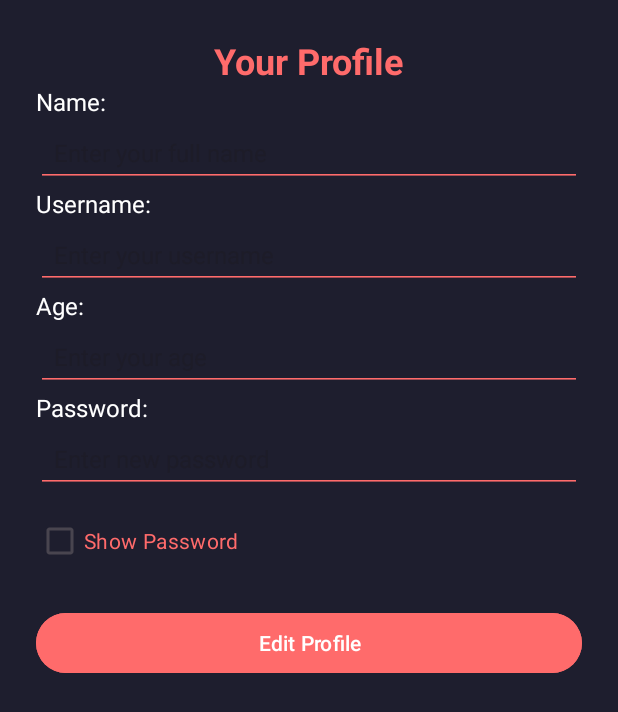
After one commit to Siri2K/Smart-Alarm-Clock-Kit-Capstone, an Android app: the ProfileActivity screen opened directly, with no data from a screen before it, on a phone screen of 412 x 824 dp. The commit adds this screen. Shown: the top 712 px of the screen. Run offline under Robolectric (Android 15) with nearby library versions, the phone set to English and light mode, and no system bars; 6 statements that could not run were skipped.

Commit message:
Made Profile Page

```diff
--- a/Android/app/src/main/AndroidManifest.xml
+++ b/Android/app/src/main/AndroidManifest.xml
@@ -37,6 +37,8 @@
         <activity android:name="com.example.sack.HomePage" />
         <activity android:name="com.example.sack.ResetPwd" />
         <activity android:name="com.example.sack.ConnectToDevice" />
-        <activity android:name="com.example.sack.AlarmList" />
+        <activity android:name="com.example.sack.AlarmSetPage" />
+        <activity android:name="com.example.sack.TimeSetPage" />
+        <activity android:name="com.example.sack.ProfileActivity" />
     </application>
 </manifest>
--- /dev/null
+++ b/Android/app/src/main/java/com/example/sack/ProfileActivity.java
@@ -0,0 +1,161 @@
+package com.example.sack;
+
+import android.content.Intent;
+import android.os.Bundle;
+import android.text.InputType;
+import android.view.View;
+import android.widget.Button;
+import android.widget.CheckBox;
+import android.widget.EditText;
+import android.widget.Toast;
+
+import androidx.appcompat.app.AlertDialog;
+import androidx.appcompat.app.AppCompatActivity;
+
+public class ProfileActivity extends AppCompatActivity {
+    private EditText etFullName, etUsername, etAge, etPassword;
+    private Button btnEditProfile, btnSaveChanges, btnCancelEdit;
+    private CheckBox cbShowPassword;
+    private DatabaseHelper dbHelper;
+    private int userId;
+    private String securityQuestion, securityAnswer;
+    private String originalFullName, originalUsername, originalAge, originalPassword; // Store original values
+
+    @Override
+    protected void onCreate(Bundle savedInstanceState) {
+        super.onCreate(savedInstanceState);
+        setContentView(R.layout.profileactivity);
+
+        dbHelper = new DatabaseHelper(this);
+
+        // Retrieve logged-in user
+        String username = getIntent().getStringExtra("USERNAME");
+        userId = dbHelper.getUserIdByUsername(username);
+
+        // Initialize UI elements
+        etFullName = findViewById(R.id.et_full_name);
+        etUsername = findViewById(R.id.et_username);
+        etAge = findViewById(R.id.et_age);
+        etPassword = findViewById(R.id.et_password);
+        btnEditProfile = findViewById(R.id.btn_edit_profile);
+        btnSaveChanges = findViewById(R.id.btn_save_changes);
+        btnCancelEdit = findViewById(R.id.btn_cancel_edit);
+        cbShowPassword = findViewById(R.id.cb_show_password);
+
+        // Load user details
+        loadUserProfile(username);
+
+        // Disable editing initially
+        setEditingEnabled(false);
+
+        // Show/Hide password functionality
+        cbShowPassword.setOnCheckedChangeListener((buttonView, isChecked) -> {
+            if (isChecked) {
+                etPassword.setInputType(InputType.TYPE_TEXT_VARIATION_VISIBLE_PASSWORD);
+            } else {
+                etPassword.setInputType(InputType.TYPE_CLASS_TEXT | InputType.TYPE_TEXT_VARIATION_PASSWORD);
+            }
+            etPassword.setSelection(etPassword.getText().length()); // Keep cursor at end
+        });
+
+        // Edit profile button enables editing
+        btnEditProfile.setOnClickListener(v -> enableEditing());
+
+        // Save changes after security question verification
+        btnSaveChanges.setOnClickListener(v -> promptSecurityQuestion());
+
+        // Cancel button resets fields and disables editing
+        btnCancelEdit.setOnClickListener(v -> cancelEditing());
+    }
+
+    private void loadUserProfile(String username) {
+        UserModel user = dbHelper.getUserProfile(username);
+        if (user != null) {
+            originalFullName = user.getFullName();
+            originalUsername = user.getUsername();
+            originalAge = String.valueOf(user.getAge());
+            originalPassword = user.getPassword();
+
+            etFullName.setText(originalFullName);
+            etUsername.setText(originalUsername);
+            etAge.setText(originalAge);
+            etPassword.setText(originalPassword); // Initially hidden
+            securityQuestion = user.getSecurityQuestion();
+            securityAnswer = user.getSecurityAnswer();
+        }
+    }
+
+    private void enableEditing() {
+        etFullName.setEnabled(true);
+        etUsername.setEnabled(true);
+        etAge.setEnabled(true);
+        etPassword.setEnabled(true);
+
+        btnEditProfile.setVisibility(View.GONE);
+        btnSaveChanges.setVisibility(View.VISIBLE);
+        btnCancelEdit.setVisibility(View.VISIBLE);
+    }
+
+    private void setEditingEnabled(boolean enabled) {
+        etFullName.setEnabled(enabled);
+        etUsername.setEnabled(enabled);
+        etAge.setEnabled(enabled);
+        etPassword.setEnabled(enabled);
+
+        if (!enabled) {
+            btnSaveChanges.setVisibility(View.GONE);
+            btnCancelEdit.setVisibility(View.GONE);
+            btnEditProfile.setVisibility(View.VISIBLE);
+        }
+    }
+
+    private void cancelEditing() {
+        etFullName.setText(originalFullName);
+        etUsername.setText(originalUsername);
+        etAge.setText(originalAge);
+        etPassword.setText(originalPassword);
+
+        setEditingEnabled(false);
+    }
+
+    private void promptSecurityQuestion() {
+        AlertDialog.Builder builder = new AlertDialog.Builder(this);
+        builder.setTitle("Security Verification");
+
+        // Input field for the security answer
+        final EditText input = new EditText(this);
+        input.setHint(securityQuestion);
+        builder.setView(input);
+
+        builder.setPositiveButton("Verify", (dialog, which) -> {
+            String answer = input.getText().toString().trim();
+            if (answer.equalsIgnoreCase(securityAnswer)) {
+                updateProfile();
+            } else {
+                Toast.makeText(this, "Incorrect security answer!", Toast.LENGTH_SHORT).show();
+            }
+        });
+
+        builder.setNegativeButton("Cancel", (dialog, which) -> dialog.cancel());
+        builder.show();
+    }
+
+    private void updateProfile() {
+        String fullName = etFullName.getText().toString().trim();
+        String username = etUsername.getText().toString().trim();
+        String age = etAge.getText().toString().trim();
+        String password = etPassword.getText().toString().trim();
+
+        if (dbHelper.updateUserProfile(userId, fullName, username, Integer.parseInt(age), password)) {
+            Toast.makeText(this, "Profile updated successfully!", Toast.LENGTH_SHORT).show();
+            // Update stored values after saving
+            originalFullName = fullName;
+            originalUsername = username;
+            originalAge = age;
+            originalPassword = password;
+            setEditingEnabled(false);
+        } else {
+            Toast.makeText(this, "Failed to update profile!", Toast.LENGTH_SHORT).show();
+        }
+    }
+}
--- /dev/null
+++ b/Android/app/src/main/res/drawable/switch_track_selector.xml
@@ -0,0 +1,5 @@
+<?xml version="1.0" encoding="utf-8"?>
+<selector xmlns:android="http://schemas.android.com/apk/res/android">
+    <item android:color="#FF6B6B" android:state_checked="true"/> <!-- Red when ON -->
+    <item android:color="#FFFFFF"/> <!-- White when OFF -->
+</selector>
--- a/Android/app/src/main/res/layout/alarm_item.xml
+++ b/Android/app/src/main/res/layout/alarm_item.xml
@@ -38,9 +38,9 @@
         android:id="@+id/switch_alarm"
         android:layout_width="wrap_content"
         android:layout_height="wrap_content"
+        android:trackTint="@drawable/switch_track_selector"
+        android:thumbTint="@drawable/switch_track_selector"
         android:checked="true"
-        android:thumbTint="@color/white"
-        android:trackTint="@color/black"
         app:layout_constraintEnd_toEndOf="parent"
         app:layout_constraintTop_toTopOf="parent"
         app:layout_constraintBottom_toBottomOf="parent"/>
--- a/Android/app/src/main/res/layout/alarmlist.xml
+++ /dev/null
@@ -1,6 +0,0 @@
-<?xml version="1.0" encoding="utf-8"?>
-<androidx.constraintlayout.widget.ConstraintLayout xmlns:android="http://schemas.android.com/apk/res/android"
-    android:layout_width="match_parent"
-    android:layout_height="match_parent">
-
-</androidx.constraintlayout.widget.ConstraintLayout>
--- /dev/null
+++ b/Android/app/src/main/res/layout/profileactivity.xml
@@ -0,0 +1,185 @@
+<?xml version="1.0" encoding="utf-8"?>
+<androidx.constraintlayout.widget.ConstraintLayout
+    xmlns:android="http://schemas.android.com/apk/res/android"
+    xmlns:app="http://schemas.android.com/apk/res-auto"
+    android:layout_width="match_parent"
+    android:layout_height="match_parent"
+    android:background="#1E1E2E"
+    android:padding="24dp">
+
+    <!-- Profile Title -->
+    <TextView
+        android:id="@+id/tv_profile_title"
+        android:layout_width="wrap_content"
+        android:layout_height="wrap_content"
+        android:text="Your Profile"
+        android:textColor="#FF6B6B"
+        android:textSize="24sp"
+        android:textStyle="bold"
+        app:layout_constraintTop_toTopOf="parent"
+        app:layout_constraintStart_toStartOf="parent"
+        app:layout_constraintEnd_toEndOf="parent"
+        android:layout_marginBottom="20dp"/>
+
+    <!-- Name Label -->
+    <TextView
+        android:id="@+id/tv_name_label"
+        android:layout_width="wrap_content"
+        android:layout_height="wrap_content"
+        android:text="Name:"
+        android:textColor="#FFFFFF"
+        android:textSize="16sp"
+        app:layout_constraintTop_toBottomOf="@id/tv_profile_title"
+        app:layout_constraintStart_toStartOf="parent"/>
+
+    <!-- Name Input -->
+    <EditText
+        android:id="@+id/et_full_name"
+        android:layout_width="0dp"
+        android:layout_height="wrap_content"
+        android:textColor="#FFFFFF"
+        android:backgroundTint="#FF6B6B"
+        android:hint="Enter your full name"
+        android:padding="12dp"
+        android:textSize="16sp"
+        android:enabled="false"
+        app:layout_constraintTop_toBottomOf="@id/tv_name_label"
+        app:layout_constraintStart_toStartOf="parent"
+        app:layout_constraintEnd_toEndOf="parent"
+        android:layout_marginBottom="16dp"/>
+
+    <!-- Username Label -->
+    <TextView
+        android:id="@+id/tv_username_label"
+        android:layout_width="wrap_content"
+        android:layout_height="wrap_content"
+        android:text="Username:"
+        android:textColor="#FFFFFF"
+        android:textSize="16sp"
+        app:layout_constraintTop_toBottomOf="@id/et_full_name"
+        app:layout_constraintStart_toStartOf="parent"/>
+
+    <!-- Username Input -->
+    <EditText
+        android:id="@+id/et_username"
+        android:layout_width="0dp"
+        android:layout_height="wrap_content"
+        android:textColor="#FFFFFF"
+        android:backgroundTint="#FF6B6B"
+        android:hint="Enter your username"
+        android:padding="12dp"
+        android:textSize="16sp"
+        android:enabled="false"
+        app:layout_constraintTop_toBottomOf="@id/tv_username_label"
+        app:layout_constraintStart_toStartOf="parent"
+        app:layout_constraintEnd_toEndOf="parent"
+        android:layout_marginBottom="16dp"/>
+
+    <!-- Age Label -->
+    <TextView
+        android:id="@+id/tv_age_label"
+        android:layout_width="wrap_content"
+        android:layout_height="wrap_content"
+        android:text="Age:"
+        android:textColor="#FFFFFF"
+        android:textSize="16sp"
+        app:layout_constraintTop_toBottomOf="@id/et_username"
+        app:layout_constraintStart_toStartOf="parent"/>
+
+    <!-- Age Input -->
+    <EditText
+        android:id="@+id/et_age"
+        android:layout_width="0dp"
+        android:layout_height="wrap_content"
+        android:textColor="#FFFFFF"
+        android:backgroundTint="#FF6B6B"
+        android:hint="Enter your age"
+        android:padding="12dp"
+        android:textSize="16sp"
+        android:enabled="false"
+        app:layout_constraintTop_toBottomOf="@id/tv_age_label"
+        app:layout_constraintStart_toStartOf="parent"
+        app:layout_constraintEnd_toEndOf="parent"
+        android:layout_marginBottom="16dp"/>
+
+    <!-- Password Label -->
+    <TextView
+        android:id="@+id/tv_password_label"
+        android:layout_width="wrap_content"
+        android:layout_height="wrap_content"
+        android:text="Password:"
+        android:textColor="#FFFFFF"
+        android:textSize="16sp"
+        app:layout_constraintTop_toBottomOf="@id/et_age"
+        app:layout_constraintStart_toStartOf="parent"/>
+
+    <!-- Password Input -->
+    <EditText
+        android:id="@+id/et_password"
+        android:layout_width="0dp"
+        android:layout_height="wrap_content"
+        android:textColor="#FFFFFF"
+        android:backgroundTint="#FF6B6B"
+        android:hint="Enter new password"
+        android:padding="12dp"
+        android:textSize="16sp"
+        android:enabled="false"
+        android:inputType="textPassword"
+        app:layout_constraintTop_toBottomOf="@id/tv_password_label"
+        app:layout_constraintStart_toStartOf="parent"
+        app:layout_constraintEnd_toEndOf="parent"
+        android:layout_marginBottom="8dp"/>
+
+    <!-- Show Password Toggle -->
+    <CheckBox
+        android:id="@+id/cb_show_password"
+        android:layout_width="wrap_content"
+        android:layout_height="wrap_content"
+        android:text="Show Password"
+        android:textColor="#FF6B6B"
+        app:layout_constraintTop_toBottomOf="@id/et_password"
+        app:layout_constraintStart_toStartOf="parent"
+        android:layout_marginTop="8dp"/>
+
+    <!-- Edit Profile Button -->
+    <Button
+        android:id="@+id/btn_edit_profile"
+        android:layout_width="match_parent"
+        android:layout_height="wrap_content"
+        android:text="Edit Profile"
+        android:backgroundTint="#FF6B6B"
+        android:textColor="#FFFFFF"
+        app:layout_constraintTop_toBottomOf="@id/cb_show_password"
+        app:layout_constraintStart_toStartOf="parent"
+        app:layout_constraintEnd_toEndOf="parent"
+        android:layout_marginTop="20dp"/>
+
+    <!-- Cancel Button -->
+    <Button
+        android:id="@+id/btn_cancel_edit"
+        android:layout_width="match_parent"
+        android:layout_height="wrap_content"
+        android:text="Cancel"
+        android:backgroundTint="#D32F2F"
+        android:textColor="#FFFFFF"
+        android:visibility="gone"
+        app:layout_constraintTop_toBottomOf="@id/btn_edit_profile"
+        app:layout_constraintStart_toStartOf="parent"
+        app:layout_constraintEnd_toEndOf="parent"
+        android:layout_marginTop="10dp"/>
+
+    <!-- Save Changes Button -->
+    <Button
+        android:id="@+id/btn_save_changes"
+        android:layout_width="match_parent"
+        android:layout_height="wrap_content"
+        android:text="Save Changes"
+        android:backgroundTint="#4CAF50"
+        android:textColor="#FFFFFF"
+        android:visibility="gone"
+        app:layout_constraintTop_toBottomOf="@id/btn_cancel_edit"
+        app:layout_constraintStart_toStartOf="parent"
+        app:layout_constraintEnd_toEndOf="parent"
+        android:layout_marginTop="10dp"/>
+
+</androidx.constraintlayout.widget.ConstraintLayout>
--- a/Android/app/src/main/res/menu/bottom_nav_menu.xml
+++ b/Android/app/src/main/res/menu/bottom_nav_menu.xml
@@ -16,4 +16,9 @@
         android:icon="@drawable/alarm"
         android:title="Alarms" />
 
+    <item
+        android:id="@+id/nav_profile"
+        android:icon="@drawable/profile"
+        android:title="Profile" />
+
 </menu>
```
Also changed, not shown: Android/app/src/main/java/com/example/sack/AlarmList.java (deleted, +0 -14 lines), Android/app/src/main/java/com/example/sack/AlarmSetPage.java (+21 -13 lines), Android/app/src/main/java/com/example/sack/DatabaseHelper.java (+30 -0 lines), Android/app/src/main/java/com/example/sack/HomePage.java (+10 -3 lines), Android/app/src/main/java/com/example/sack/UserModel.java (added, +43 -0 lines), Android/app/src/main/res/layout/alarmsetpage.xml (+12 -12 lines), Android/app/src/main/res/layout/timesetpage.xml (+13 -18 lines), Android/app/src/main/res/drawable/profile.png (added).
